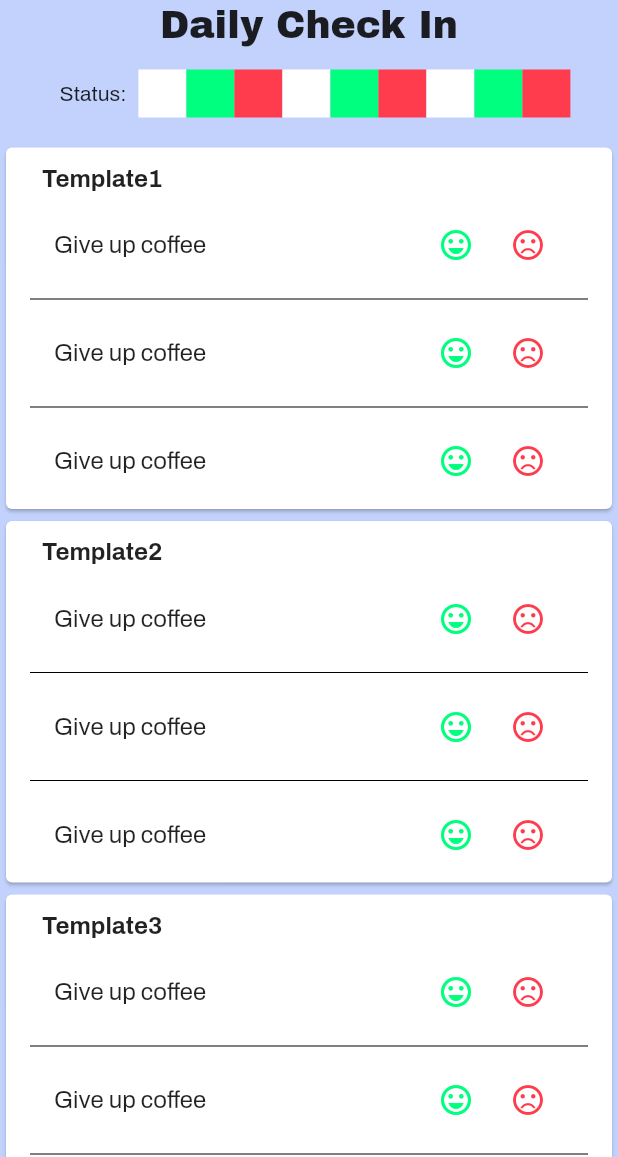
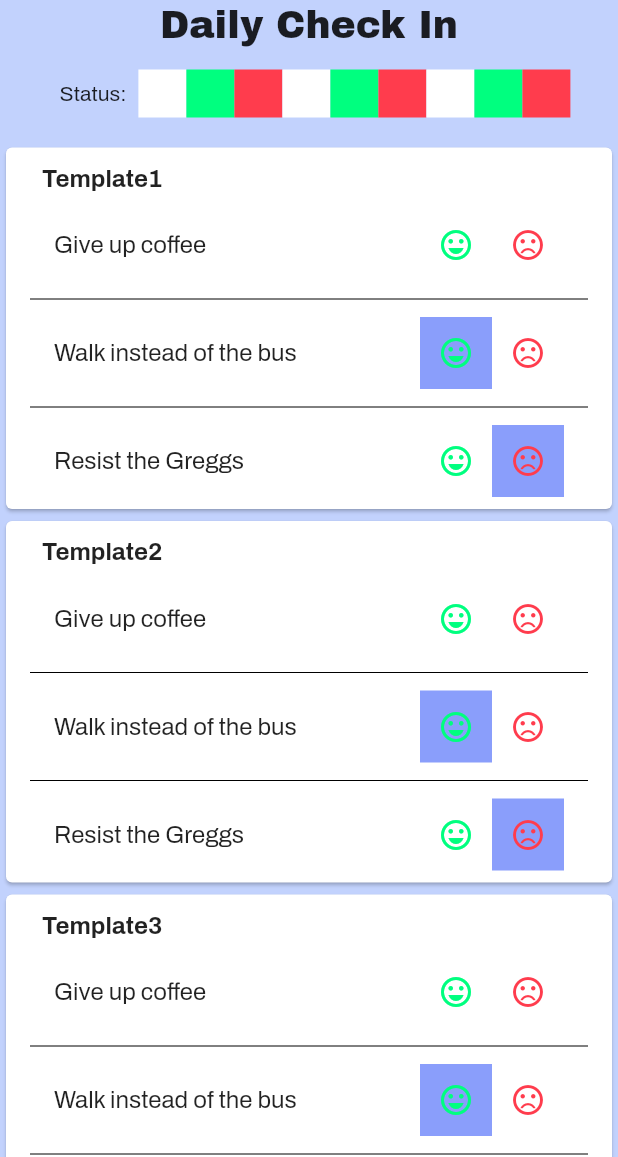
Before and after one commit to NoSuchThingAsRandom/CleoHackathon, a Flutter app: the DailyCheckInPage screen opened directly, on a phone screen of 412 x 824 dp, the part 79-1236 px from its top. Run offline on Flutter 3.47's test engine with Material 2 defaults, Android fonts, the phone set to English and light mode, and no system bars; our stand-ins replace google_fonts.

Commit message:
Added selection box to daily check in

```diff
--- a/lib/commitment_model.dart
+++ b/lib/commitment_model.dart
@@ -16,12 +16,12 @@ class CommitmentModel {
         this.successfulDays = LinkedHashMap();
 
   CommitmentModel.templateTwo()
-      : this.name = "Give up coffee",
+      : this.name = "Walk instead of the bus",
         this.targetAmount = 5,
         this.successfulDays = LinkedHashMap.from({"today": true});
 
   CommitmentModel.templateThree()
-      : this.name = "Give up coffee",
+      : this.name = "Resist the Greggs",
         this.targetAmount = 5,
         this.successfulDays = LinkedHashMap.from({"today": false});
 }
--- a/lib/daily_check_in.dart
+++ b/lib/daily_check_in.dart
@@ -106,7 +106,7 @@ class DailyCheckInState extends State<_DailyCheckIn> {
                   style: ElevatedButton.styleFrom(primary: Data.roast_red)),
               SizedBox(width: 16),
               ElevatedButton(
-                  child: Text("Done!"), onPressed: () => Navigator.pop(context)
+                  child: Text("Done"), onPressed: () => Navigator.pop(context)
                   // TODO Send new goal to data store
                   ),
             ],
@@ -143,18 +143,31 @@ class GoalCheckInState extends State<GoalCheckIn> {
           shrinkWrap: true,
           physics: NeverScrollableScrollPhysics(),
           itemBuilder: (BuildContext context, int index) {
+            CommitmentModel commitment =
+                widget.goal.commitments.elementAt(index);
+            bool test = (commitment.successfulDays["today"] ?? false);
             return ListTile(
-              title: Text("${widget.goal.commitments.elementAt(index).name}"),
+              title: Text("${commitment.name}"),
               trailing: Row(mainAxisSize: MainAxisSize.min, children: [
-                IconButton(
+                Container(
+                    decoration: BoxDecoration(
+                        color: (commitment.successfulDays["today"] ?? false)
+                            ? Data.cleo_blue_tint_2
+                            : null),
+                    child: IconButton(
                         icon: Icon(Icons.sentiment_very_satisfied,
                             color: Data.dollar_green),
                         onPressed: () {
                           setState(() {
                             // TODO Notify datastore
                           });
-                    }),
-                IconButton(
+                        })),
+                Container(
+                  decoration: BoxDecoration(
+                      color: !(commitment.successfulDays["today"] ?? true)
+                          ? Data.cleo_blue_tint_2
+                          : null),
+                  child: IconButton(
                       icon: Icon(
                         Icons.sentiment_very_dissatisfied,
                         color: Data.roast_red,
@@ -162,6 +175,7 @@ class GoalCheckInState extends State<GoalCheckIn> {
                       onPressed: () {
                         // TODO Notify datastore
                       }),
+                )
               ]),
             );
           },
```
Lines whose indentation alone changed are shown as unchanged.
